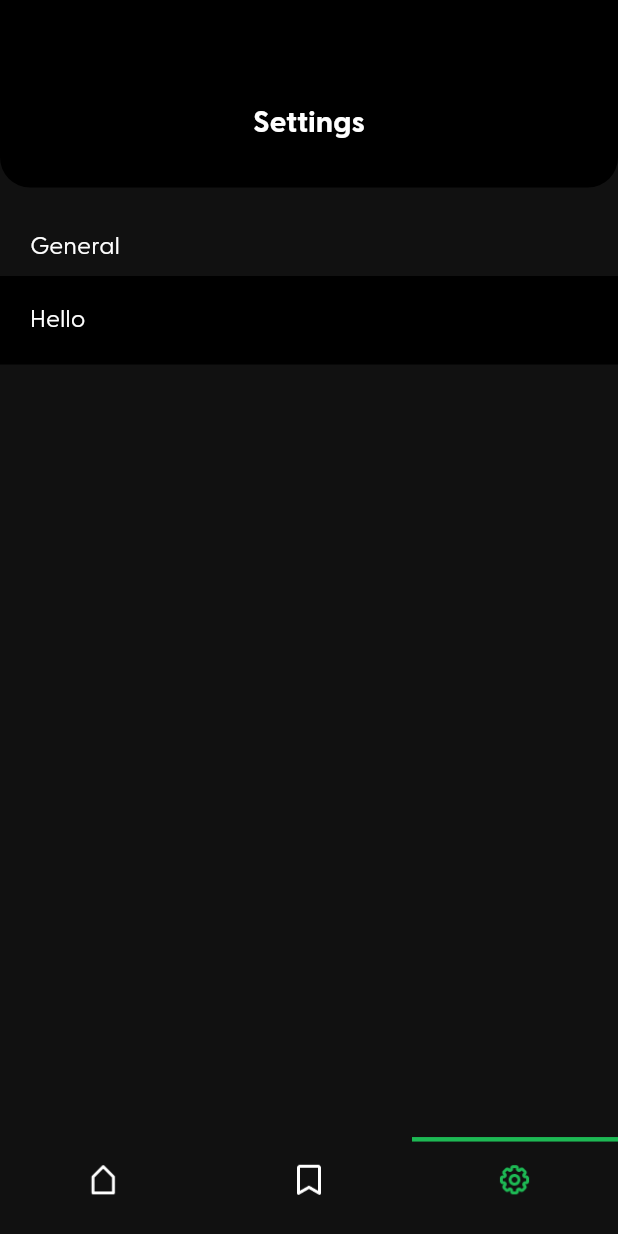
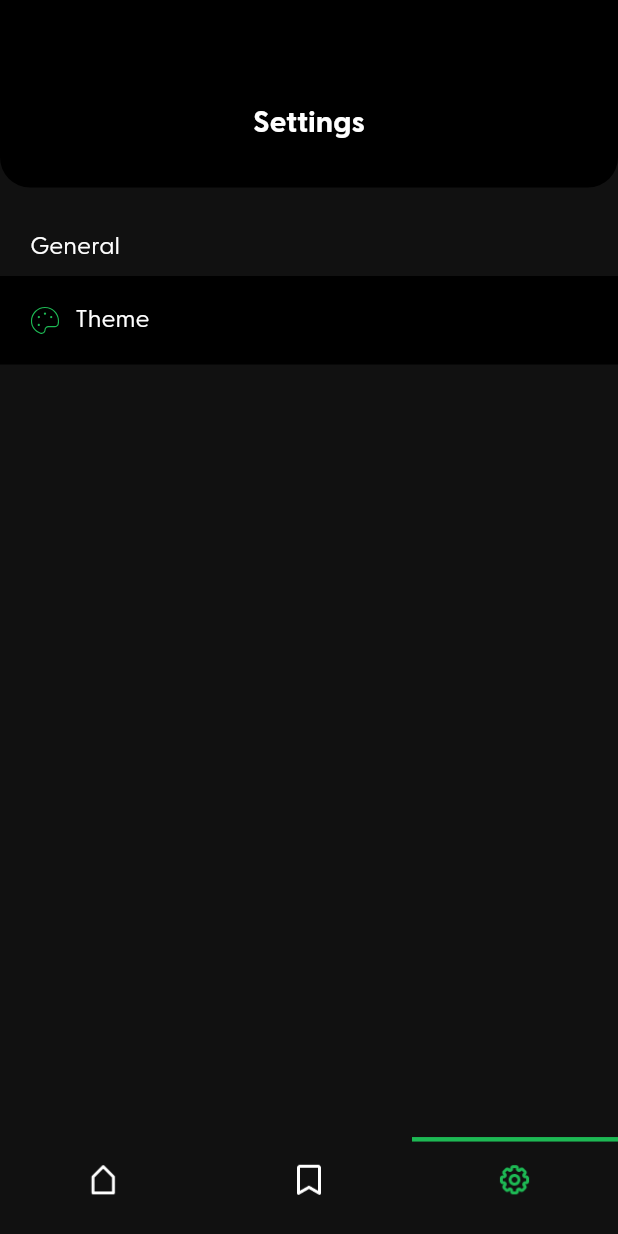
Before and after one commit to Raks-Javac/DicBlocToGo, a Flutter app: the MainDashboardScreen screen opened by its route, item 3 of the bottom bar chosen, on a phone screen of 412 x 824 dp. Run offline on Flutter 3.47's test engine with Material 2 defaults, Android fonts, the light colour scheme and no system bars; our stand-ins replace flutter_bloc, flutter_screenutil, flutter_svg; missing offline and left inert: either_option.

Commit message:
ref: added new icons for settings screen

```diff
--- a/lib/features/settings/views/settings_view.dart
+++ b/lib/features/settings/views/settings_view.dart
@@ -1,6 +1,7 @@
 import 'package:dict_app/core/utils/extensions.dart';
 import 'package:dict_app/shared/res/res.dart';
 import 'package:dict_app/shared/widgets/custom_page_with_app_bar.dart';
+import 'package:dict_app/shared/widgets/render_assets.dart';
 import 'package:flutter/material.dart';
 
 class SettingsMainView extends StatelessWidget {
@@ -31,8 +32,14 @@ class SettingsMainView extends StatelessWidget {
               width: double.infinity,
               child: Column(
                 crossAxisAlignment: CrossAxisAlignment.start,
-                children: const [
-                  Text("Hello"),
+                children: [
+                  Row(
+                    children: [
+                      const WWidgetsRenderSvg(svgPath: nAThemeIcon),
+                      addHorizontalSpacing(10),
+                      const Text("Theme"),
+                    ],
+                  ),
                 ],
               ).marginSymmetric(horizontal: 20, vertical: 20),
             )
--- a/lib/shared/res/assets_icons.dart
+++ b/lib/shared/res/assets_icons.dart
@@ -16,3 +16,8 @@ const String nAHomeIcon = "assets/icons/home_icon.png";
 
 const String nASettingsIcon = "assets/icons/settings_icon.png";
 const String nAdeleteIcon = "assets/icons/delete_icon.svg";
+const String nAarrowForward = "assets/icons/arrow_forward_icon.svg";
+const String nAEmailIcon = "assets/icons/email_icon.svg";
+const String nAPhoneNumber = "assets/icons/phone_number_icon.svg";
+const String nAThemeIcon = "assets/icons/theme_icon.svg";
+const String nAUsernameIcon = "assets/icons/username_icon.svg";
```
Also changed, not shown: assets/icons/arrow_forward_icon.svg (added), assets/icons/email_icon.svg (added), assets/icons/phone_number_icon.svg (added), assets/icons/theme_icon.svg (added), assets/icons/username_icon.svg (added).
